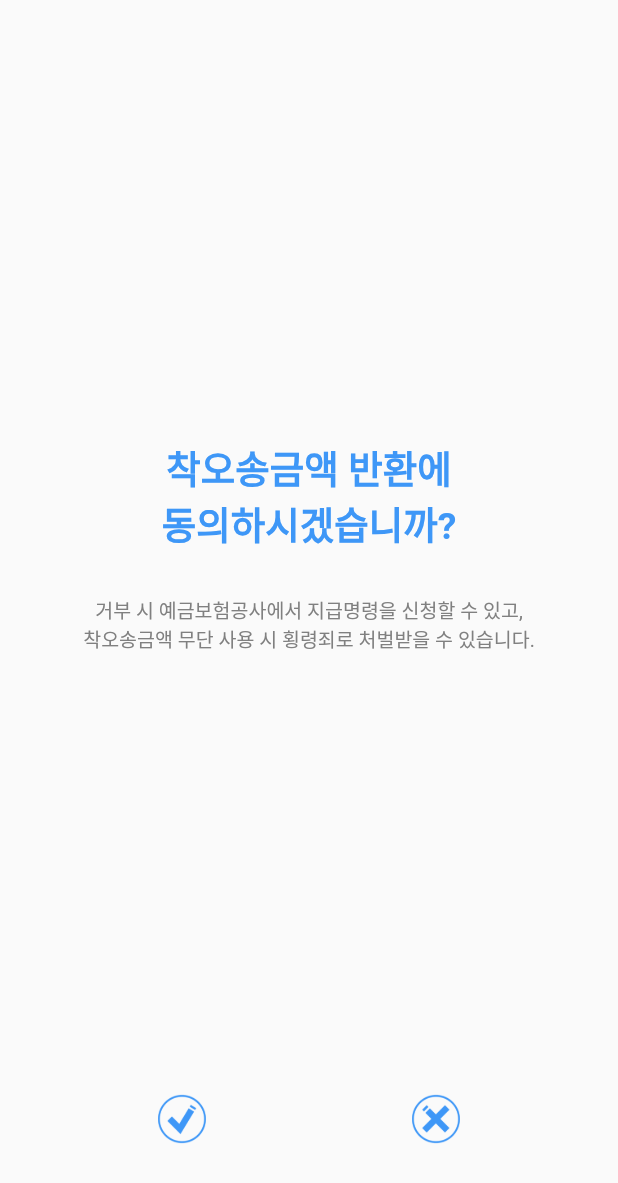
After one commit to Error-Remittance/frontend, a Flutter app: the SelectReturnRequestPage screen opened directly, on a phone screen of 412 x 824 dp. The commit adds this screen. Shown: the top 1183 px of the screen. Run offline on Flutter 3.47's test engine with Material 2 defaults, Android fonts, the phone set to English and light mode, and no system bars; our stand-ins replace flutter_screenutil, fluttertoast, local_auth, modal_bottom_sheet, page_transition.

Commit message:
feat: selectReturn process page completed

```diff
--- a/lib/mainView/selectAskReturnRequest.dart
+++ b/lib/mainView/selectAskReturnRequest.dart
@@ -134,7 +134,7 @@ class _SelectAskReturnRequestPageState extends State<SelectAskReturnRequestPage>
                     Navigator.push(
                       context,
                       MaterialPageRouteWithoutAnimation(
-                        builder: (context) => ConfirmPattern(),
+                        builder: (context) => ConfirmPattern(tag: 0,),
                       ),
                     );
                   },
--- /dev/null
+++ b/lib/mainView/selectReturnRequest.dart
@@ -0,0 +1,94 @@
+import 'package:flutter/material.dart';
+import 'package:frontend/mainView/selectProcess.dart';
+import 'package:frontend/mainView/confirmPattern.dart';
+
+class SelectReturnRequestPage extends StatefulWidget {
+  const SelectReturnRequestPage({Key? key}) : super(key: key);
+
+  @override
+  _SelectReturnRequestPageState createState() => _SelectReturnRequestPageState();
+}
+
+class _SelectReturnRequestPageState extends State<SelectReturnRequestPage> {
+  @override
+  Widget build(BuildContext context) {
+    return Scaffold(
+      body: WillPopScope(
+        onWillPop: ()  { return Future(() => true); },
+        child: Column(
+          mainAxisAlignment: MainAxisAlignment.center,
+          children: [
+            const Spacer(),
+            Container(
+              margin: const EdgeInsets.only(top: 30),
+              child: const Text(
+                "착오송금액 반환에 \n동의하시겠습니까?",
+                style: TextStyle(
+                  color: Color(0xff3E97F7),
+                  fontSize: 25,
+                  fontWeight: FontWeight.bold,
+                ),
+                textAlign: TextAlign.center,
+              ),
+            ),
+            Container(
+              margin: const EdgeInsets.only(top: 30),
+              child: const Text(
+                "거부 시 예금보험공사에서 지급명령을 신청할 수 있고, \n"
+                "착오송금액 무단 사용 시 횡령죄로 처벌받을 수 있습니다.",
+                style: TextStyle(
+                  color: Color(0xff808080),
+                  fontSize: 13,
+                  fontWeight: FontWeight.normal,
+                ),
+                textAlign: TextAlign.center,
+              ),
+            ),
+            const Spacer(),
+            Row(
+              mainAxisAlignment: MainAxisAlignment.spaceEvenly,
+              children: [
+                IconButton(
+                  onPressed: () {
+                    Navigator.push(
+                      context,
+                      MaterialPageRouteWithoutAnimation(
+                        builder: (context) => ConfirmPattern(tag: 1,),
+                      ),
+                    );
+                  },
+                  icon: Image.asset('lib/assets/button_accept.png'),
+                  iconSize: 80,
+                  splashColor: Colors.transparent,
+                  highlightColor: Colors.transparent,
+                ),
+                IconButton(
+                  onPressed: () {
+                    Navigator.push(
+                      context,
+                      MaterialPageRouteWithoutAnimation(
+                        builder: (context) => SelectProcessPage(),
+                      ),
+                    );
+                  },
+                  icon: Image.asset('lib/assets/button_decline.png'),
+                  iconSize: 80,
+                  splashColor: Colors.transparent,
+                  highlightColor: Colors.transparent,
+                ),
+              ],
+            ),
+            const SizedBox(height: 30,),
+          ],
+        ),
+      ),
+    );
+  }
+}
+
+class MaterialPageRouteWithoutAnimation extends MaterialPageRoute {
+  MaterialPageRouteWithoutAnimation({builder}) : super(builder: builder);
+
+  @override
+  Duration get transitionDuration => const Duration(milliseconds: 0);
+}
```
Also changed, not shown: lib/mainView/confirmPattern.dart (+4 -3 lines), lib/mainView/selectReturn.dart (+20 -1 lines), lib/mainView/selectReturnConfirm.dart (added, +65 -0 lines), lib/mainView/selectReturnForm.dart (added, +218 -0 lines), lib/mainView/utils.dart (+4 -3 lines).
